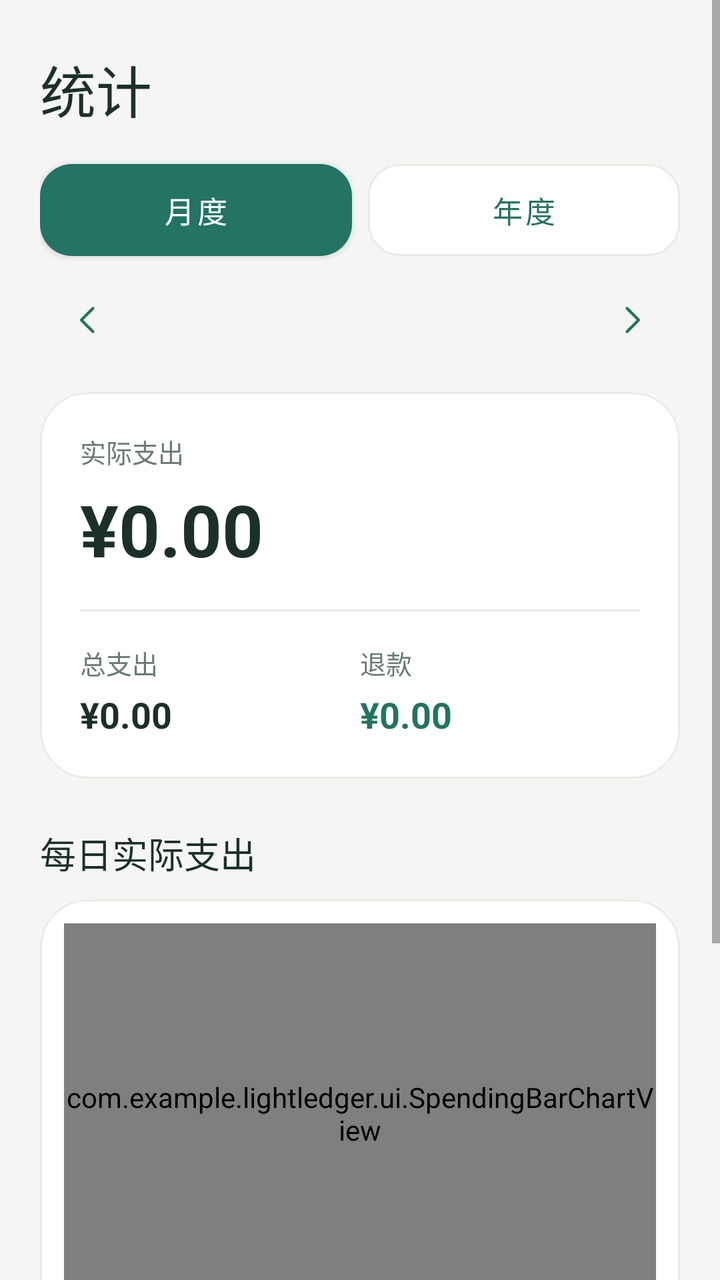
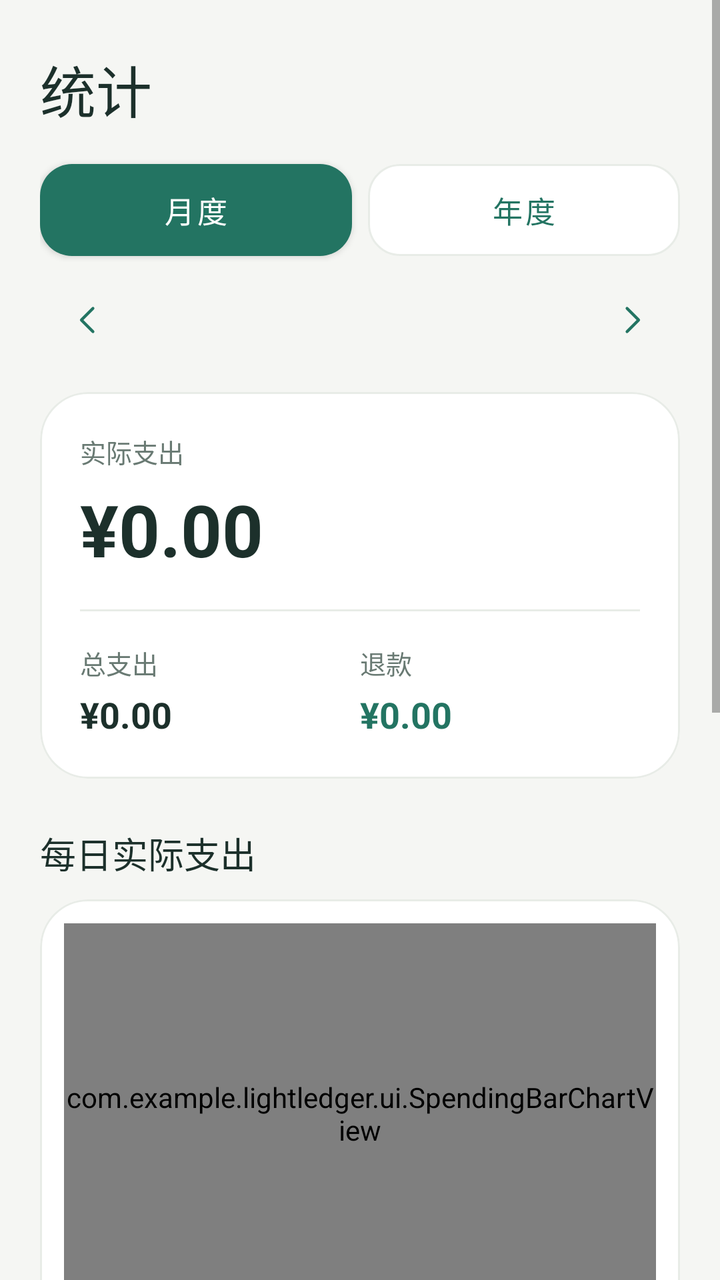

Compare the two renders of this Android layout. The source of the first and the diff that turns it into the second are given below.
<!-- AndroidManifest.xml: application theme Theme.LightLedger -->
<!-- res/layout/fragment_statistics.xml -->
<?xml version="1.0" encoding="utf-8"?>
<ScrollView xmlns:android="http://schemas.android.com/apk/res/android" xmlns:app="http://schemas.android.com/apk/res-auto" android:layout_width="match_parent" android:layout_height="match_parent" android:background="?attr/ledgerBackground">
    <LinearLayout android:layout_width="match_parent" android:layout_height="wrap_content" android:orientation="vertical" android:padding="@dimen/ledger_page_gutter">
        <TextView style="@style/LedgerPageTitle" android:layout_width="match_parent" android:layout_height="wrap_content" android:layout_marginTop="4dp" android:layout_marginBottom="14dp" android:text="统计" />
        <LinearLayout android:layout_width="match_parent" android:layout_height="wrap_content" android:orientation="horizontal">
            <com.google.android.material.button.MaterialButton android:id="@+id/monthMode" style="@style/LedgerButton" android:layout_width="0dp" android:layout_height="wrap_content" android:layout_weight="1" android:text="月度" />
            <com.google.android.material.button.MaterialButton android:id="@+id/yearMode" style="@style/LedgerOutlineButton" android:layout_width="0dp" android:layout_height="wrap_content" android:layout_marginStart="8dp" android:layout_weight="1" android:text="年度" />
        </LinearLayout>
        <LinearLayout android:layout_width="match_parent" android:layout_height="wrap_content" android:layout_marginTop="5dp" android:layout_marginBottom="12dp" android:gravity="center_vertical" android:orientation="horizontal">
            <com.google.android.material.button.MaterialButton android:id="@+id/previousPeriod" style="@style/LedgerTextButton" android:layout_width="48dp" android:layout_height="48dp" android:contentDescription="上一期" android:padding="0dp" android:minWidth="0dp" app:icon="@drawable/ic_arrow_left" app:iconPadding="0dp" app:iconGravity="textStart" app:iconSize="20dp" />
            <TextView android:id="@+id/periodLabel" android:minHeight="48dp" android:clickable="true" android:focusable="true" android:background="?attr/selectableItemBackground" android:contentDescription="选择年份和月份" style="@style/LedgerSectionTitle" android:layout_width="0dp" android:layout_height="wrap_content" android:layout_weight="1" android:gravity="center" />
            <com.google.android.material.button.MaterialButton android:id="@+id/nextPeriod" style="@style/LedgerTextButton" android:layout_width="48dp" android:layout_height="48dp" android:contentDescription="下一期" android:padding="0dp" android:minWidth="0dp" app:icon="@drawable/ic_arrow" app:iconPadding="0dp" app:iconGravity="textStart" app:iconSize="20dp" />
        </LinearLayout>
        <com.google.android.material.card.MaterialCardView style="@style/LedgerCard" android:layout_width="match_parent" android:layout_height="wrap_content">
            <LinearLayout android:layout_width="match_parent" android:layout_height="wrap_content" android:orientation="vertical" android:padding="20dp">
                <TextView style="@style/LedgerCaption" android:layout_width="match_parent" android:layout_height="wrap_content" android:text="实际支出" />
                <TextView android:id="@+id/netExpense" android:layout_width="match_parent" android:layout_height="wrap_content" android:layout_marginTop="5dp" android:text="¥0.00" android:textColor="?attr/colorOnSurface" android:textSize="36sp" app:autoSizeTextType="uniform" app:autoSizeMinTextSize="22sp" app:autoSizeMaxTextSize="36sp" android:maxLines="1" android:textStyle="bold" />
                <View android:layout_width="match_parent" android:layout_height="1dp" android:layout_marginVertical="16dp" android:background="?attr/ledgerBorder" />
                <LinearLayout android:layout_width="match_parent" android:layout_height="wrap_content" android:orientation="horizontal">
                    <LinearLayout android:layout_width="0dp" android:layout_height="wrap_content" android:layout_weight="1" android:orientation="vertical">
                        <TextView style="@style/LedgerCaption" android:layout_width="match_parent" android:layout_height="wrap_content" android:text="总支出" />
                        <TextView android:id="@+id/expense" android:layout_width="match_parent" android:layout_height="wrap_content" android:layout_marginTop="4dp" android:text="¥0.00" android:textColor="?attr/colorOnSurface" android:textSize="18sp" android:textStyle="bold" />
                    </LinearLayout>
                    <LinearLayout android:layout_width="0dp" android:layout_height="wrap_content" android:layout_weight="1" android:orientation="vertical">
                        <TextView style="@style/LedgerCaption" android:layout_width="match_parent" android:layout_height="wrap_content" android:text="退款" />
                        <TextView android:id="@+id/refund" android:layout_width="match_parent" android:layout_height="wrap_content" android:layout_marginTop="4dp" android:text="¥0.00" android:textColor="?attr/colorPrimary" android:textSize="18sp" android:textStyle="bold" />
                    </LinearLayout>
                </LinearLayout>
                <TextView android:id="@+id/averageLabel" style="@style/LedgerCaption" android:layout_width="match_parent" android:layout_height="wrap_content" android:layout_marginTop="16dp" android:text="月均实际支出" android:visibility="gone" />
                <TextView android:id="@+id/average" android:layout_width="match_parent" android:layout_height="wrap_content" android:text="¥0.00" android:textColor="?attr/colorOnSurface" android:textSize="18sp" android:visibility="gone" />
            </LinearLayout>
        </com.google.android.material.card.MaterialCardView>
        <TextView android:id="@+id/trendLabel" style="@style/LedgerSectionTitle" android:layout_width="match_parent" android:layout_height="wrap_content" android:layout_marginTop="24dp" android:layout_marginBottom="10dp" android:text="每日实际支出" />
        <com.google.android.material.card.MaterialCardView style="@style/LedgerCard" android:layout_width="match_parent" android:layout_height="wrap_content">
            <com.example.lightledger.ui.SpendingBarChartView android:id="@+id/spendingChart" android:layout_width="match_parent" android:layout_height="190dp" android:layout_margin="12dp" />
        </com.google.android.material.card.MaterialCardView>
        <TextView style="@style/LedgerSectionTitle" android:layout_width="match_parent" android:layout_height="wrap_content" android:layout_marginTop="24dp" android:layout_marginBottom="10dp" android:text="分类支出" />
        <com.google.android.material.card.MaterialCardView style="@style/LedgerCard" android:layout_width="match_parent" android:layout_height="wrap_content">
            <LinearLayout android:id="@+id/categoryContainer" android:layout_width="match_parent" android:layout_height="wrap_content" android:orientation="vertical" android:padding="16dp" />
        </com.google.android.material.card.MaterialCardView>
        <TextView style="@style/LedgerSectionTitle" android:layout_width="match_parent" android:layout_height="wrap_content" android:layout_marginTop="24dp" android:layout_marginBottom="10dp" android:text="支付方式" />
        <com.google.android.material.card.MaterialCardView style="@style/LedgerCard" android:layout_width="match_parent" android:layout_height="wrap_content">
            <LinearLayout android:id="@+id/paymentContainer" android:layout_width="match_parent" android:layout_height="wrap_content" android:orientation="vertical" android:padding="16dp" />
        </com.google.android.material.card.MaterialCardView>
    </LinearLayout>
</ScrollView>
<!-- resources referenced by this layout -->
<resources>
  <dimen name="ledger_page_gutter">20dp</dimen>
  <!-- drawable ic_arrow (drawable) -->
  <vector xmlns:android="http://schemas.android.com/apk/res/android" android:width="24dp" android:height="24dp" android:viewportWidth="24" android:viewportHeight="24"><path android:pathData="M9,5 L16,12 L9,19" android:fillColor="@android:color/transparent" android:strokeColor="?attr/colorPrimary" android:strokeWidth="1.7" android:strokeLineCap="round" android:strokeLineJoin="round"/></vector>
  <!-- drawable ic_arrow_left (drawable) -->
  <vector xmlns:android="http://schemas.android.com/apk/res/android" android:width="24dp" android:height="24dp" android:viewportWidth="24" android:viewportHeight="24"><path android:pathData="M15,5 L8,12 L15,19" android:fillColor="@android:color/transparent" android:strokeColor="?attr/colorPrimary" android:strokeWidth="1.7" android:strokeLineCap="round" android:strokeLineJoin="round"/></vector>
  <style name="LedgerButton" parent="Widget.MaterialComponents.Button">
          <item name="cornerRadius">16dp</item><item name="android:minHeight">52dp</item><item name="android:textAllCaps">false</item>
          <item name="android:textSize">15sp</item><item name="android:fontFamily">sans-serif-medium</item><item name="android:paddingHorizontal">16dp</item>
          <item name="android:insetTop">3dp</item><item name="android:insetBottom">3dp</item>
      </style>
  <style name="LedgerCaption"><item name="android:textColor">?attr/ledgerMuted</item><item name="android:textSize">13sp</item><item name="android:lineSpacingExtra">3dp</item></style>
  <style name="LedgerCard" parent="Widget.MaterialComponents.CardView">
          <item name="cardCornerRadius">24dp</item><item name="cardElevation">0dp</item><item name="cardBackgroundColor">@color/white</item>
          <item name="strokeColor">?attr/ledgerBorder</item><item name="strokeWidth">1dp</item>
      </style>
  <style name="LedgerPageTitle"><item name="android:textColor">?attr/colorOnSurface</item><item name="android:textSize">28sp</item><item name="android:fontFamily">sans-serif-medium</item></style>
  <style name="LedgerSectionTitle"><item name="android:textColor">?attr/colorOnSurface</item><item name="android:textSize">18sp</item><item name="android:fontFamily">sans-serif-medium</item></style>
  <style name="LedgerTextButton" parent="Widget.MaterialComponents.Button.TextButton">
          <item name="android:minHeight">48dp</item><item name="android:textAllCaps">false</item><item name="android:textSize">14sp</item><item name="cornerRadius">12dp</item>
      </style>
  <color name="white">#FFFFFF</color>
  <color name="ledger_teal">#237462</color>
  <color name="ledger_teal_dark">#184D40</color>
  <color name="ledger_ink">#1C302B</color>
  <color name="ledger_background">#F5F6F3</color>
  <color name="ledger_teal_soft">#E5F1EA</color>
  <color name="ledger_muted">#697A73</color>
  <color name="ledger_border">#E8ECE7</color>
  <style name="LedgerWindowAnimation" parent="android:style/Animation.Activity">
          <item name="android:activityOpenEnterAnimation">@anim/ledger_activity_enter</item>
          <item name="android:activityOpenExitAnimation">@anim/ledger_activity_exit</item>
          <item name="android:activityCloseEnterAnimation">@anim/ledger_activity_enter</item>
          <item name="android:activityCloseExitAnimation">@anim/ledger_activity_exit</item>
      </style>
  <style name="LedgerInput" parent="Widget.MaterialComponents.TextInputLayout.OutlinedBox">
          <item name="boxCornerRadiusTopStart">14dp</item><item name="boxCornerRadiusTopEnd">14dp</item><item name="boxCornerRadiusBottomStart">14dp</item><item name="boxCornerRadiusBottomEnd">14dp</item>
          <item name="boxBackgroundColor">@color/white</item><item name="boxStrokeColor">?attr/colorPrimary</item>
      </style>
  <!-- unchanged entries left out for length: 2 -->
</resources>

<!-- the commit's change to res/layout/fragment_statistics.xml (unified diff, before → after) -->
@@ -36,7 +36,11 @@
         </com.google.android.material.card.MaterialCardView>
         <TextView style="@style/LedgerSectionTitle" android:layout_width="match_parent" android:layout_height="wrap_content" android:layout_marginTop="24dp" android:layout_marginBottom="10dp" android:text="分类支出" />
         <com.google.android.material.card.MaterialCardView style="@style/LedgerCard" android:layout_width="match_parent" android:layout_height="wrap_content">
-            <LinearLayout android:id="@+id/categoryContainer" android:layout_width="match_parent" android:layout_height="wrap_content" android:orientation="vertical" android:padding="16dp" />
+            <LinearLayout android:id="@+id/categoryContainer" android:layout_width="match_parent" android:layout_height="wrap_content" android:orientation="vertical" android:padding="16dp">
+                <com.example.lightledger.ui.CategoryDonutView android:id="@+id/categoryDonut" android:layout_width="match_parent" android:layout_height="250dp" />
+                <TextView style="@style/LedgerCaption" android:layout_width="match_parent" android:layout_height="wrap_content" android:gravity="center" android:text="点击圆环或分类查看明细 · 未扣退款" />
+                <LinearLayout android:id="@+id/categoryLegend" android:layout_width="match_parent" android:layout_height="wrap_content" android:layout_marginTop="12dp" android:orientation="vertical" />
+            </LinearLayout>
         </com.google.android.material.card.MaterialCardView>
         <TextView style="@style/LedgerSectionTitle" android:layout_width="match_parent" android:layout_height="wrap_content" android:layout_marginTop="24dp" android:layout_marginBottom="10dp" android:text="支付方式" />
         <com.google.android.material.card.MaterialCardView style="@style/LedgerCard" android:layout_width="match_parent" android:layout_height="wrap_content">
<!-- resource entries referenced after the edit -->
@@ -29,10 +29,10 @@
   <color name="ledger_muted">#697A73</color>
   <color name="ledger_border">#E8ECE7</color>
   <style name="LedgerWindowAnimation" parent="android:style/Animation.Activity">
-          <item name="android:activityOpenEnterAnimation">@anim/ledger_activity_enter</item>
-          <item name="android:activityOpenExitAnimation">@anim/ledger_activity_exit</item>
-          <item name="android:activityCloseEnterAnimation">@anim/ledger_activity_enter</item>
-          <item name="android:activityCloseExitAnimation">@anim/ledger_activity_exit</item>
+          <item name="android:activityOpenEnterAnimation">@null</item>
+          <item name="android:activityOpenExitAnimation">@null</item>
+          <item name="android:activityCloseEnterAnimation">@null</item>
+          <item name="android:activityCloseExitAnimation">@null</item>
       </style>
   <style name="LedgerInput" parent="Widget.MaterialComponents.TextInputLayout.OutlinedBox">
           <item name="boxCornerRadiusTopStart">14dp</item><item name="boxCornerRadiusTopEnd">14dp</item><item name="boxCornerRadiusBottomStart">14dp</item><item name="boxCornerRadiusBottomEnd">14dp</item>
